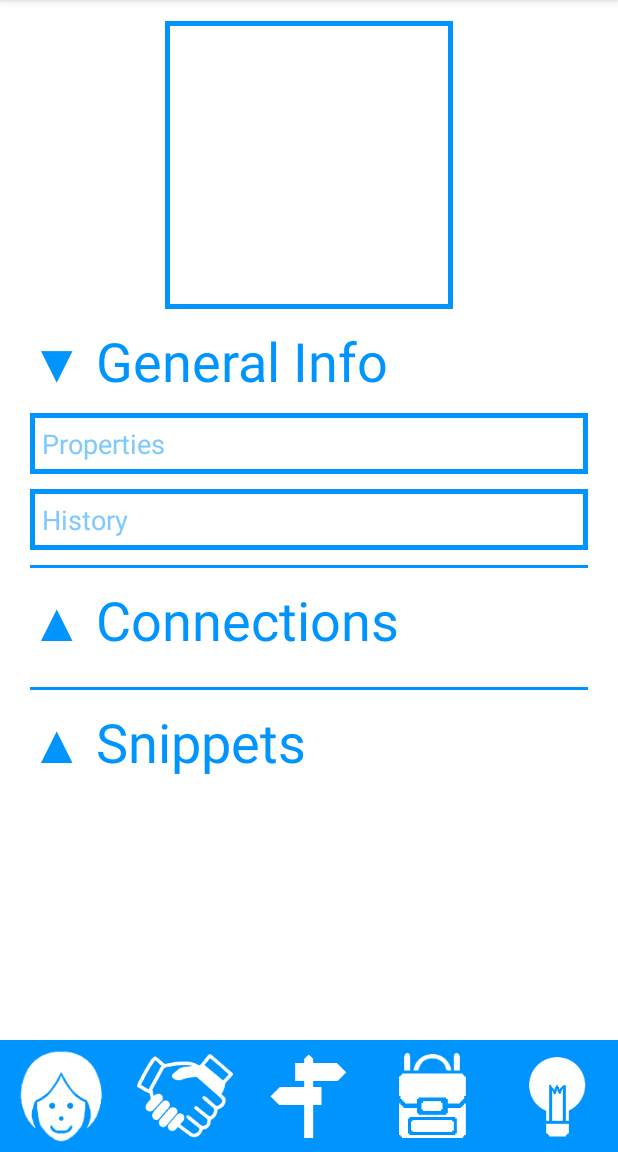
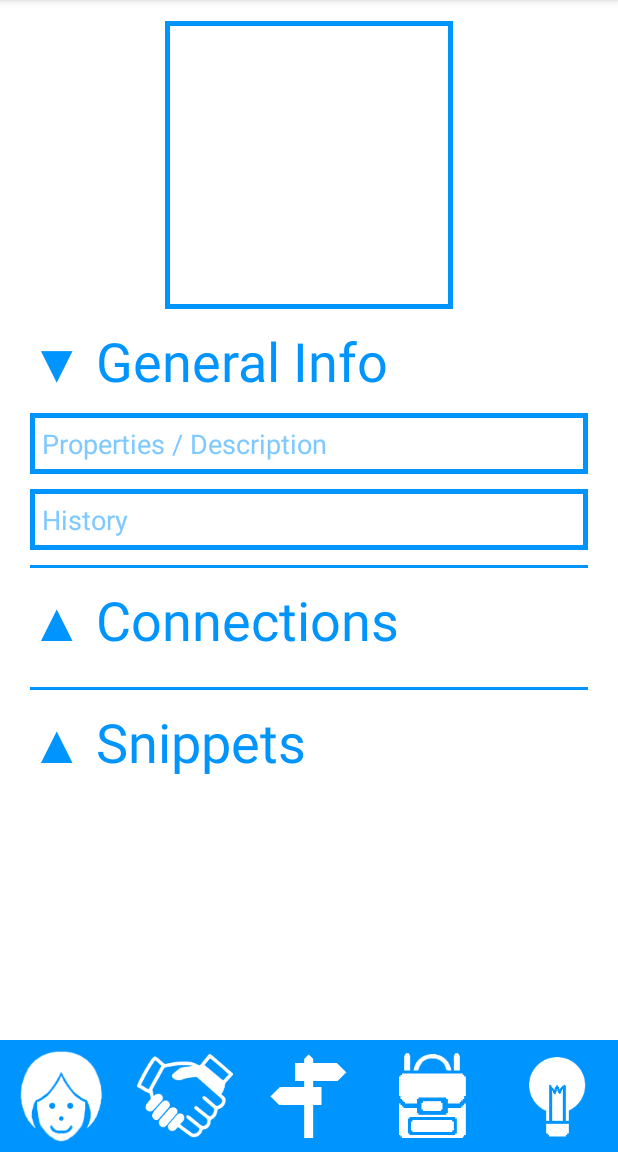
Before and after one commit to MarquisLP/World-Scribe, an Android app: the ItemActivity screen opened directly, with no data from a screen before it, after a tap on an icon or button, on a phone screen of 412 x 824 dp, the part 84-1236 px from its top. Run offline under Robolectric (Android 15) with nearby library versions, the phone set to English and light mode, and no system bars; libraries missing offline, so code that uses them is left out: com.theartofdev.edmodo; 15 statements that could not run were skipped.

Commit message:
Add "Description" to text hints in Group/Item

```diff
--- a/app/src/main/res/values/strings.xml
+++ b/app/src/main/res/values/strings.xml
@@ -52,7 +52,7 @@
     <string name="genderText">Gender</string>
     <string name="personImageDescription">Character\'s Profile Image</string>
     <string name="addConnectionSnippetText">+</string>
-    <string name="mandateHint">Mandate / Purpose</string>
+    <string name="mandateHint">Mandate / Description</string>
     <string name="mandateText">Mandate</string>
     <string name="membersText">Members</string>
     <string name="descriptionHint">Description</string>
@@ -66,7 +66,7 @@
     <string name="relationHintTopText">Relation to the article below</string>
     <string name="relationHintBottomText">Relation to the article above</string>
     <string name="connectionArrowsDescription">Arrows representing a Connection</string>
-    <string name="propertiesHint">Properties</string>
+    <string name="propertiesHint">Properties / Description</string>
     <string name="propertiesField">Properties</string>
     <string name="historyHint">History</string>
     <string name="permissionExplanation">World files reside in your device\'s External Storage. In order to use this app, you must allow write access to External Storage.</string>
```
